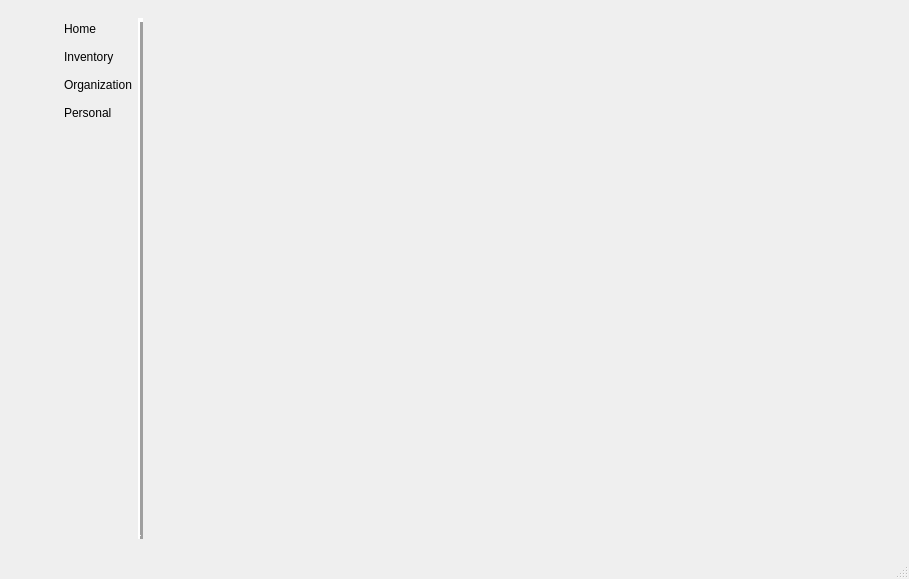
Above: mainwindow.ui from abdulroufsidhu/bms before the change. Below: the same form after it.
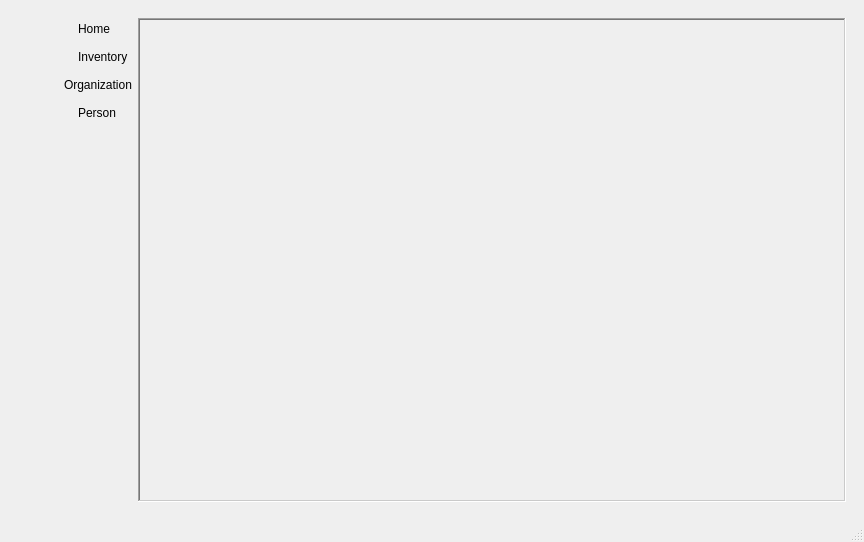
That is the form after the change. Icons and pictures are not drawn.

What changed in the file:
```diff
--- a/mainwindow.ui
+++ b/mainwindow.ui
@@ -6,8 +6,8 @@
    <rect>
     <x>0</x>
     <y>0</y>
-    <width>909</width>
-    <height>579</height>
+    <width>864</width>
+    <height>542</height>
    </rect>
   </property>
   <property name="windowTitle">
@@ -28,8 +28,8 @@
         <rect>
          <x>0</x>
          <y>0</y>
-         <width>891</width>
-         <height>513</height>
+         <width>846</width>
+         <height>476</height>
         </rect>
        </property>
        <layout class="QGridLayout" name="gridLayout_2">
@@ -39,47 +39,10 @@
            <enum>QLayout::SetFixedSize</enum>
           </property>
           <item>
-           <layout class="QGridLayout" name="gridLayout_4">
-            <item row="4" column="0">
-             <widget class="QPushButton" name="btn_person">
-              <property name="sizePolicy">
-               <sizepolicy hsizetype="Minimum" vsizetype="Minimum">
-                <horstretch>0</horstretch>
-                <verstretch>0</verstretch>
-               </sizepolicy>
-              </property>
-              <property name="styleSheet">
-               <string notr="true">padding: 1em;</string>
-              </property>
-              <property name="text">
-               <string/>
-              </property>
-              <property name="icon">
-               <iconset resource="resources/icons.qrc">
-                <normaloff>:/icons/icons/person-svgrepo-com.svg</normaloff>:/icons/icons/person-svgrepo-com.svg</iconset>
-              </property>
-              <property name="iconSize">
-               <size>
-                <width>32</width>
-                <height>32</height>
-               </size>
-              </property>
-              <property name="flat">
-               <bool>true</bool>
-              </property>
-             </widget>
-            </item>
-            <item row="2" column="1">
-             <widget class="QLabel" name="label_7">
-              <property name="styleSheet">
-               <string notr="true">position: absolute;</string>
-              </property>
-              <property name="text">
-               <string>Inventory</string>
-              </property>
-             </widget>
-            </item>
-            <item row="1" column="0">
+           <layout class="QVBoxLayout" name="verticalLayout_3">
+            <item>
+             <layout class="QHBoxLayout" name="horizontalLayout">
+              <item>
              <widget class="QPushButton" name="btn_home">
               <property name="sizePolicy">
                <sizepolicy hsizetype="Minimum" vsizetype="Minimum">
@@ -87,10 +50,6 @@
                 <verstretch>0</verstretch>
                </sizepolicy>
               </property>
-              <property name="styleSheet">
-               <string notr="true">padding: 1em;
-                </string>
-              </property>
               <property name="text">
                <string/>
               </property>
@@ -100,32 +59,27 @@
               </property>
               <property name="iconSize">
                <size>
-                <width>32</width>
-                <height>32</height>
-               </size>
-              </property>
-              <property name="shortcut">
-               <string/>
-              </property>
-              <property name="autoExclusive">
-               <bool>false</bool>
-              </property>
-              <property name="default">
-               <bool>true</bool>
-              </property>
+                  <width>48</width>
+                  <height>48</height>
+                 </size>
+                </property>
               <property name="flat">
                <bool>true</bool>
               </property>
              </widget>
             </item>
-            <item row="4" column="1">
-             <widget class="QLabel" name="label_9">
+              <item>
+               <widget class="QLabel" name="label">
               <property name="text">
-               <string>Personal</string>
+                 <string>Home</string>
               </property>
              </widget>
             </item>
-            <item row="2" column="0">
+             </layout>
+            </item>
+            <item>
+             <layout class="QHBoxLayout" name="horizontalLayout_2">
+              <item>
              <widget class="QPushButton" name="btn_inventory">
               <property name="sizePolicy">
                <sizepolicy hsizetype="Minimum" vsizetype="Minimum">
@@ -133,9 +87,6 @@
                 <verstretch>0</verstretch>
                </sizepolicy>
               </property>
-              <property name="styleSheet">
-               <string notr="true">padding: 1em;</string>
-              </property>
               <property name="text">
                <string/>
               </property>
@@ -145,8 +96,8 @@
               </property>
               <property name="iconSize">
                <size>
-                <width>32</width>
-                <height>32</height>
+                  <width>48</width>
+                  <height>48</height>
                </size>
               </property>
               <property name="flat">
@@ -154,21 +105,18 @@
               </property>
              </widget>
             </item>
-            <item row="1" column="1">
-             <widget class="QLabel" name="label_6">
+              <item>
+               <widget class="QLabel" name="label_2">
               <property name="text">
-               <string>Home</string>
+                 <string>Inventory</string>
               </property>
              </widget>
             </item>
-            <item row="3" column="1">
-             <widget class="QLabel" name="label_8">
-              <property name="text">
-               <string>Organization</string>
-              </property>
-             </widget>
+             </layout>
             </item>
-            <item row="3" column="0">
+            <item>
+             <layout class="QHBoxLayout" name="horizontalLayout_3">
+              <item>
              <widget class="QPushButton" name="btn_organization">
               <property name="sizePolicy">
                <sizepolicy hsizetype="Minimum" vsizetype="Minimum">
@@ -176,9 +124,6 @@
                 <verstretch>0</verstretch>
                </sizepolicy>
               </property>
-              <property name="styleSheet">
-               <string notr="true">padding: 1em;</string>
-              </property>
               <property name="text">
                <string/>
               </property>
@@ -188,14 +133,60 @@
               </property>
               <property name="iconSize">
                <size>
-                <width>32</width>
-                <height>32</height>
+                  <width>48</width>
+                  <height>48</height>
                </size>
               </property>
               <property name="flat">
                <bool>true</bool>
               </property>
              </widget>
+              </item>
+              <item>
+               <widget class="QLabel" name="label_3">
+                <property name="text">
+                 <string>Organization</string>
+                </property>
+               </widget>
+              </item>
+             </layout>
+            </item>
+            <item>
+             <layout class="QHBoxLayout" name="horizontalLayout_4">
+              <item>
+               <widget class="QPushButton" name="btn_person">
+                <property name="sizePolicy">
+                 <sizepolicy hsizetype="Minimum" vsizetype="Minimum">
+                  <horstretch>0</horstretch>
+                  <verstretch>0</verstretch>
+                 </sizepolicy>
+                </property>
+                <property name="text">
+                 <string/>
+                </property>
+                <property name="icon">
+                 <iconset resource="resources/icons.qrc">
+                  <normaloff>:/icons/icons/person-svgrepo-com.svg</normaloff>:/icons/icons/person-svgrepo-com.svg</iconset>
+                </property>
+                <property name="iconSize">
+                 <size>
+                  <width>48</width>
+                  <height>48</height>
+                 </size>
+                </property>
+                <property name="flat">
+                 <bool>true</bool>
+                </property>
+               </widget>
+              </item>
+              <item>
+               <widget class="QLabel" name="label_4">
+                <property name="text">
+                 <string>Person</string>
+                </property>
+               </widget>
+              </item>
+             </layout>
             </item>
            </layout>
           </item>
@@ -214,7 +205,7 @@
           </item>
          </layout>
         </item>
-        <item row="0" column="2">
+        <item row="0" column="1">
          <widget class="QScrollArea" name="scrollArea">
           <property name="font">
            <font>
@@ -222,10 +213,10 @@
            </font>
           </property>
           <property name="frameShape">
-           <enum>QFrame::NoFrame</enum>
+           <enum>QFrame::WinPanel</enum>
           </property>
           <property name="frameShadow">
-           <enum>QFrame::Raised</enum>
+           <enum>QFrame::Sunken</enum>
           </property>
           <property name="sizeAdjustPolicy">
            <enum>QAbstractScrollArea::AdjustIgnored</enum>
@@ -238,8 +229,8 @@
             <rect>
              <x>0</x>
              <y>0</y>
-             <width>683</width>
-             <height>495</height>
+             <width>659</width>
+             <height>454</height>
             </rect>
            </property>
            <layout class="QGridLayout" name="gridLayout_5">
@@ -248,50 +239,15 @@
               <property name="horizontalSpacing">
                <number>6</number>
               </property>
+              <item row="0" column="0">
+               <widget class="QWidget" name="widget" native="true"/>
+              </item>
              </layout>
             </item>
            </layout>
           </widget>
          </widget>
         </item>
-        <item row="0" column="1">
-         <widget class="Line" name="line">
-          <property name="sizePolicy">
-           <sizepolicy hsizetype="Fixed" vsizetype="Minimum">
-            <horstretch>0</horstretch>
-            <verstretch>0</verstretch>
-           </sizepolicy>
-          </property>
-          <property name="minimumSize">
-           <size>
-            <width>5</width>
-            <height>0</height>
-           </size>
-          </property>
-          <property name="font">
-           <font>
-            <pointsize>11</pointsize>
-            <weight>50</weight>
-            <bold>false</bold>
-           </font>
-          </property>
-          <property name="autoFillBackground">
-           <bool>true</bool>
-          </property>
-          <property name="frameShadow">
-           <enum>QFrame::Raised</enum>
-          </property>
-          <property name="lineWidth">
-           <number>4</number>
-          </property>
-          <property name="midLineWidth">
-           <number>0</number>
-          </property>
-          <property name="orientation">
-           <enum>Qt::Vertical</enum>
-          </property>
-         </widget>
-        </item>
        </layout>
       </widget>
      </widget>
@@ -303,7 +259,7 @@
     <rect>
      <x>0</x>
      <y>0</y>
-     <width>909</width>
+     <width>864</width>
      <height>24</height>
     </rect>
    </property>
```
Lines whose indentation alone changed are shown as unchanged.
